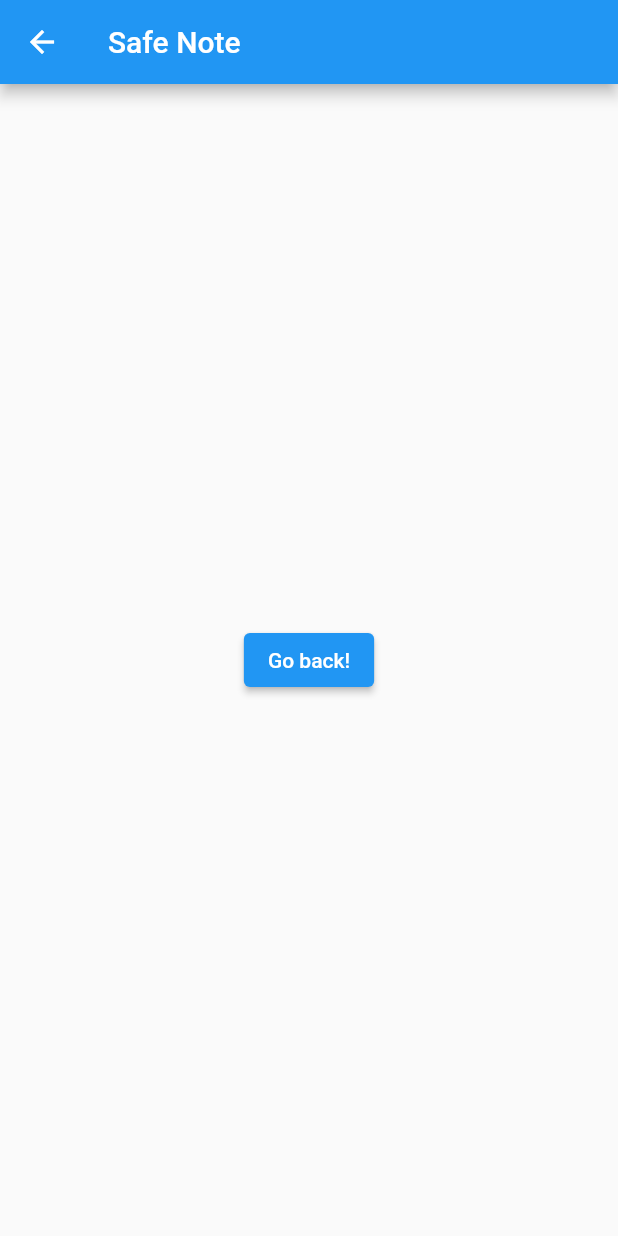
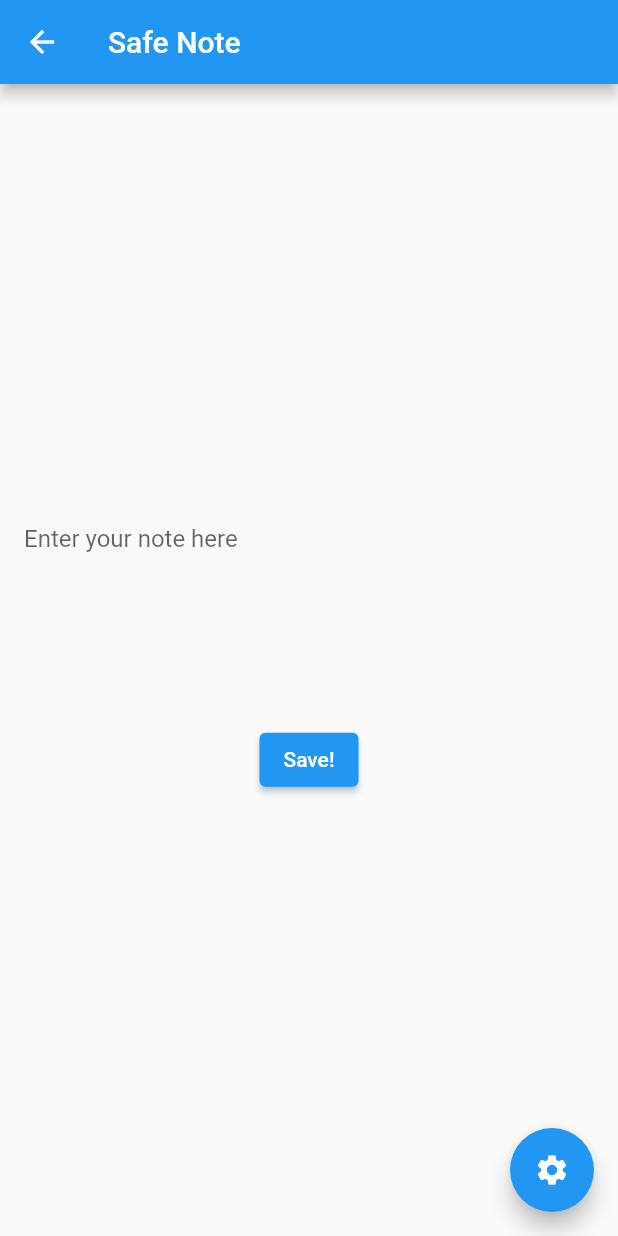
Before and after one commit to fczajka/safe_note, a Flutter app: the Note screen opened directly, on a phone screen of 412 x 824 dp. Run offline on Flutter 3.47's test engine with Material 2 defaults, Android fonts, the phone set to English and light mode, and no system bars; our stand-ins replace flutter_secure_storage; accounts and stored records are empty.

Commit message:
Add ability to modify note

```diff
--- a/lib/main.dart
+++ b/lib/main.dart
@@ -20,8 +20,37 @@ class MyApp extends StatelessWidget {
   }
 }
 
-class Note extends StatelessWidget {
+class Note extends StatefulWidget {
   const Note({super.key});
+
+  @override
+  State<Note> createState() => _NoteState();
+}
+
+class _NoteState extends State<Note> {
+  final _storage = const FlutterSecureStorage();
+  final _noteController = TextEditingController();
+  String _note = "";
+
+  bool _isSet = false;
+
+  @override
+  void initState() {
+    super.initState();
+    getPass();
+  }
+
+  Future getPass() async {
+    String? note = await _storage.read(key: 'note');
+    if (note == null) {
+      _isSet = false;
+    } else {
+      _note = note;
+      _noteController.text = note;
+      _isSet = true;
+    }
+    setState(() {});
+  }
 
   @override
   Widget build(BuildContext context) {
@@ -29,13 +58,58 @@ class Note extends StatelessWidget {
       appBar: AppBar(
         title: const Text('Safe Note'),
       ),
-      body: Center(
-        child: ElevatedButton(
+      body: Padding(
+        padding: const EdgeInsets.all(16),
+        child: Column(
+          mainAxisAlignment: MainAxisAlignment.center,
+          crossAxisAlignment: CrossAxisAlignment.center,
+          children: [
+            if (_isSet) ...[
+              TextField(
+                controller: _noteController,
+                maxLines: 7,
+                decoration: const InputDecoration.collapsed(
+                  hintText: 'Enter your note here',
+                ),
+              ),
+              ElevatedButton(
                 onPressed: () {
-            Navigator.pop(context);
+                  _storage.write(key: 'note', value: _noteController.text);
+                  setState(() {
+                    _note = _noteController.text;
+                    _isSet = true;
+                  });
                 },
-          child: const Text('Go back!'),
+                child: const Text('Save!'),
               ),
+            ] else ...[
+              TextField(
+                controller: _noteController,
+                maxLines: 7,
+                decoration: const InputDecoration.collapsed(
+                  hintText: 'Enter your note here',
+                ),
+              ),
+              ElevatedButton(
+                onPressed: () {
+                  _storage.write(key: 'note', value: _noteController.text);
+                  setState(() {
+                    _note = _noteController.text;
+                    _isSet = true;
+                  });
+                },
+                child: const Text('Save!'),
+              ),
+            ]
+          ],
+        ),
+      ),
+      floatingActionButton: FloatingActionButton(
+        onPressed: () {
+          // Add your onPressed code here!
+        },
+        backgroundColor: Colors.blue,
+        child: const Icon(Icons.settings),
       ),
     );
   }
@@ -90,7 +164,9 @@ class _MyHomePageState extends State<MyHomePage> {
       appBar: AppBar(
         title: Text(widget.title),
       ),
-      body: Column(mainAxisAlignment: MainAxisAlignment.center, children: [
+      body: Column(
+        mainAxisAlignment: MainAxisAlignment.center,
+        children: [
           if (_isSet) ...[
             Padding(
               padding: const EdgeInsets.symmetric(horizontal: 24, vertical: 16),
@@ -144,13 +220,7 @@ class _MyHomePageState extends State<MyHomePage> {
                   });
                 }),
           ],
-      ]),
-      floatingActionButton: FloatingActionButton(
-        onPressed: () {
-          // Add your onPressed code here!
-        },
-        backgroundColor: Colors.blue,
-        child: const Icon(Icons.settings),
+        ],
       ),
     );
   }
```
Lines whose indentation alone changed are shown as unchanged.
